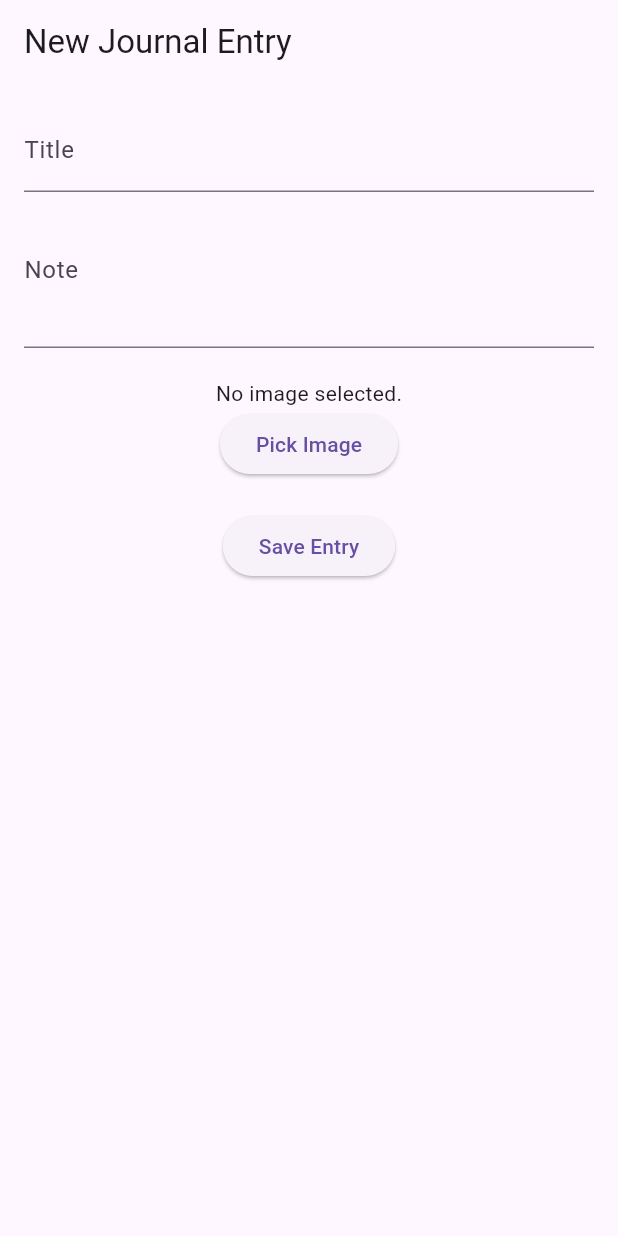
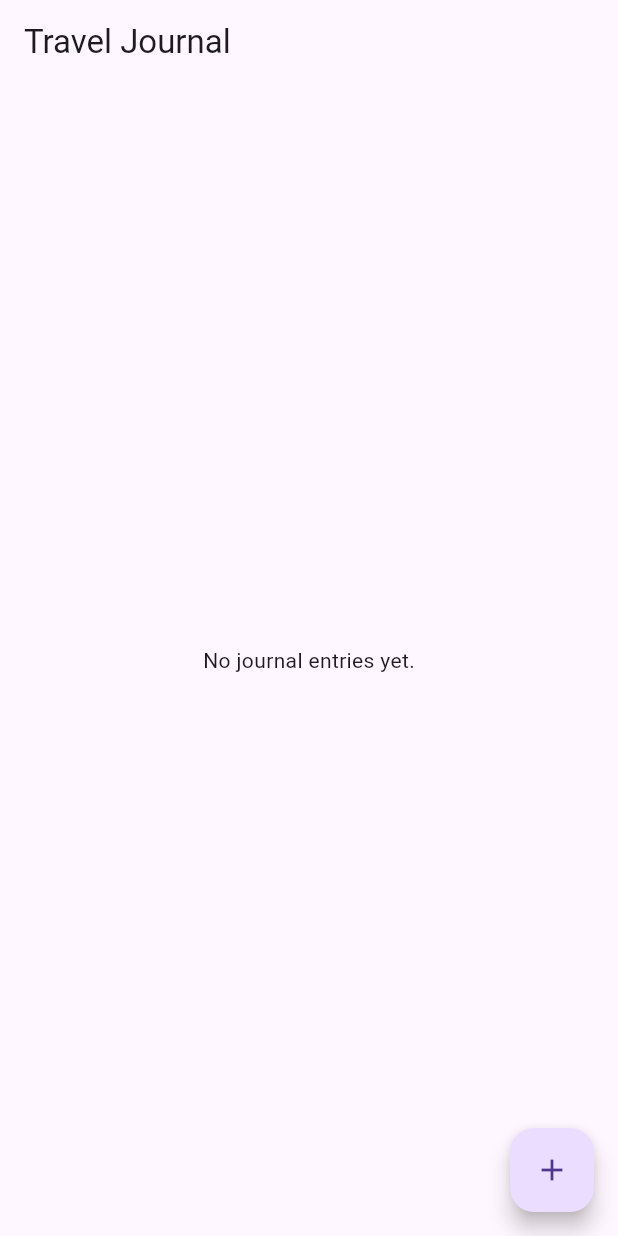
Before and after one commit to gerardjosraudale/travel_journal, a Flutter app: the screen it shows after launch, on a phone screen of 412 x 824 dp. Run offline on Flutter 3.47's test engine with Material 3 defaults, Android fonts, the phone set to English and light mode, and no system bars; our stand-ins replace image_picker.

Commit message:
first commit

```diff
--- /dev/null
+++ b/lib/home.dart
@@ -0,0 +1,72 @@
+import 'package:flutter/material.dart';
+import 'add_entry.dart';
+import 'model.dart';
+import 'entry.dart';
+
+class HomeScreen extends StatefulWidget {
+  const HomeScreen({super.key});
+
+  @override
+  _HomeScreenState createState() => _HomeScreenState();
+}
+
+class _HomeScreenState extends State<HomeScreen> {
+  final List<JournalEntry> entries = [];
+
+  @override
+  Widget build(BuildContext context) {
+    return Scaffold(
+      appBar: AppBar(
+        title: const Text('Travel Journal'),
+      ),
+      body: entries.isEmpty
+          ? const Center(child: Text("No journal entries yet."))
+          : JournalEntriesList(entries: entries),
+      floatingActionButton: FloatingActionButton(
+        onPressed: () async {
+          final newEntry = await Navigator.push(
+            context,
+            MaterialPageRoute(builder: (context) => const AddEntryScreen()),
+          );
+          if (newEntry != null) {
+            setState(() {
+              entries.add(newEntry);
+            });
+          }
+        },
+        tooltip: 'Add Journal Entry',
+        child: const Icon(Icons.add),
+      ),
+    );
+  }
+}
+
+class JournalEntriesList extends StatelessWidget {
+  final List<JournalEntry> entries;
+
+  const JournalEntriesList({required this.entries, super.key});
+
+  @override
+  Widget build(BuildContext context) {
+    return ListView.builder(
+      itemCount: entries.length,
+      itemBuilder: (context, index) {
+        return ListTile(
+          leading: entries[index].imagePath.isNotEmpty
+              ? Image.asset(entries[index].imagePath, width: 50, height: 50, fit: BoxFit.cover)
+              : const Icon(Icons.image),
+          title: Text(entries[index].title),
+          subtitle: Text(entries[index].notes),
+          onTap: () {
+            Navigator.push(
+              context,
+              MaterialPageRoute(
+                builder: (context) => EntryScreen(entry: entries[index]),
+              ),
+            );
+          },
+        );
+      },
+    );
+  }
+}
--- a/lib/main.dart
+++ b/lib/main.dart
@@ -1,10 +1,13 @@
 import 'package:flutter/material.dart';
-import 'package:image_picker/image_picker.dart';
-import 'dart:io';
+import 'home.dart';
 
-void main() => runApp(TravelJournalApp());
+void main() {
+  runApp(const TravelJournalApp());
+}
 
 class TravelJournalApp extends StatelessWidget {
+  const TravelJournalApp({super.key});
+
   @override
   Widget build(BuildContext context) {
     return MaterialApp(
@@ -12,99 +15,7 @@ class TravelJournalApp extends StatelessWidget {
       theme: ThemeData(
         primarySwatch: Colors.blue,
       ),
-      home: JournalEntryScreen(),
+      home: const HomeScreen(),
     );
   }
 }
-
-class JournalEntryScreen extends StatefulWidget {
-  @override
-  _JournalEntryScreenState createState() => _JournalEntryScreenState();
-}
-
-class _JournalEntryScreenState extends State<JournalEntryScreen> {
-  final _titleController = TextEditingController();
-  final _noteController = TextEditingController();
-  File? _image;
-
-  final ImagePicker _picker = ImagePicker();
-
-  Future<void> _pickImage() async {
-    final pickedImage = await _picker.pickImage(source: ImageSource.gallery);
-    setState(() {
-      _image = File(pickedImage!.path);
-    });
-  }
-
-  void _saveEntry() {
-    if (_titleController.text.isEmpty || _noteController.text.isEmpty || _image == null) {
-      // Show an alert dialog if any field is empty
-      showDialog(
-        context: context,
-        builder: (ctx) => AlertDialog(
-          title: Text('Missing Information'),
-          content: Text('Please provide a title, note, and select an image.'),
-          actions: <Widget>[
-            TextButton(
-              child: Text('Okay'),
-              onPressed: () {
-                Navigator.of(ctx).pop();
-              },
-            )
-          ],
-        ),
-      );
-      return;
-    }
-
-    //  data
-
-    ScaffoldMessenger.of(context).showSnackBar(SnackBar(
-      content: Text('Entry Saved!'),
-    ));
-
-    _titleController.clear();
-    _noteController.clear();
-    setState(() {
-      _image = null;
-    });
-  }
-
-  @override
-  Widget build(BuildContext context) {
-    return Scaffold(
-      appBar: AppBar(
-        title: Text('New Journal Entry'),
-      ),
-      body: Padding(
-        padding: const EdgeInsets.all(16.0),
-        child: Column(
-          children: <Widget>[
-            TextField(
-              controller: _titleController,
-              decoration: InputDecoration(labelText: 'Title'),
-            ),
-            TextField(
-              controller: _noteController,
-              decoration: InputDecoration(labelText: 'Note'),
-              maxLines: 3,
-            ),
-            SizedBox(height: 20),
-            _image == null
-                ? Text('No image selected.')
-                : Image.file(_image!),
-            ElevatedButton(
-              child: Text('Pick Image'),
-              onPressed: _pickImage,
-            ),
-            SizedBox(height: 20),
-            ElevatedButton(
-              child: Text('Save Entry'),
-              onPressed: _saveEntry,
-            ),
-          ],
-        ),
-      ),
-    );
-  }
-}
--- /dev/null
+++ b/lib/model.dart
@@ -0,0 +1,11 @@
+class JournalEntry {
+  final String title;
+  final String notes;
+  final String imagePath;
+
+  JournalEntry({
+    required this.title,
+    required this.notes,
+    required this.imagePath,
+  });
+}
```
Also changed, not shown: lib/add_entry.dart (added, +72 -0 lines), lib/entry.dart (added, +30 -0 lines), pubspec.yaml (+10 -74 lines), assets/default_image.jpg (added), assets/eiffel_tower.jpg (added), assets/mountain_hike.jpg (added), pubspec.lock, 4 other files.
